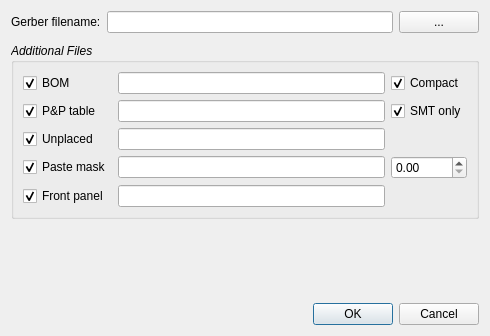
Old version of the form cpcb/ui/ExportDialog.ui in the repository wagenadl/cschem.
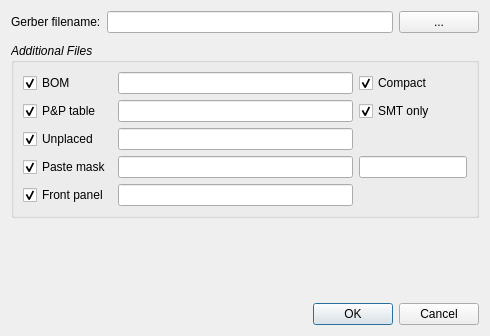
New version of the form. Custom widgets are drawn as their Qt base class.

```diff
--- a/cpcb/ui/ExportDialog.ui
+++ b/cpcb/ui/ExportDialog.ui
@@ -365,7 +365,7 @@
  <customwidgets>
   <customwidget>
    <class>DimSpinner</class>
-   <extends>QDoubleSpinBox</extends>
+   <extends>QLineEdit</extends>
    <header>ui/DimSpinner.h</header>
   </customwidget>
  </customwidgets>
```
Left out of the diff: 17 changed lines with no effect on the pictures.
